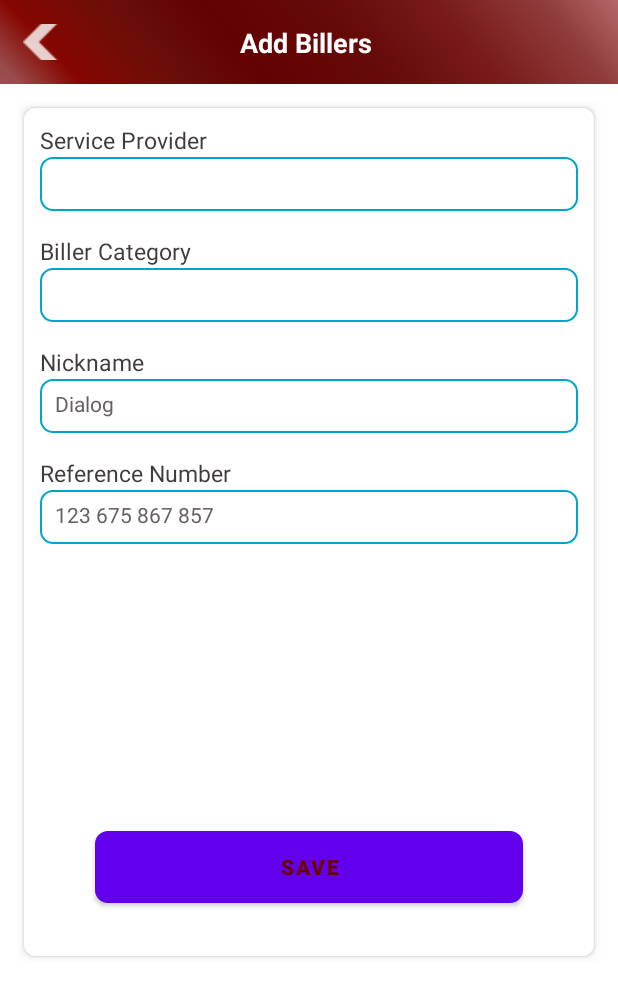
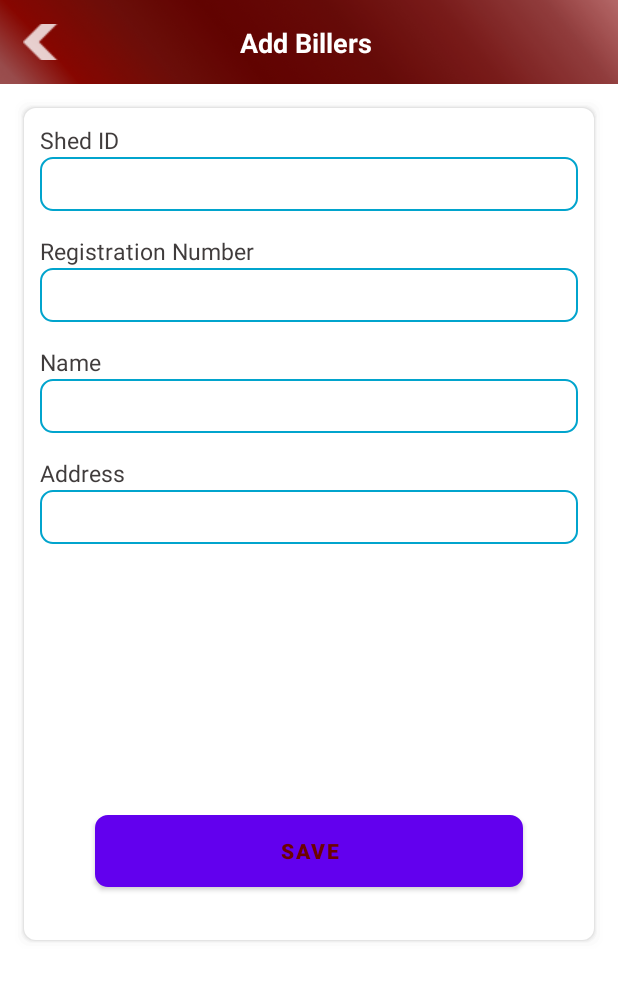
Before and after one commit to NavodyaPasqual/ead_frontend, an Android app: the layout add_station.xml on its own in the app's theme, with its tools: preview values and no code run, on a phone screen of 412 x 824 dp. Shown: the top 997 px of the screen. Run offline under Robolectric (Android 15) with nearby library versions, the phone set to English and light mode, and no system bars.

Commit message:
parts updated

```diff
--- a/app/src/main/res/layout/add_station.xml
+++ b/app/src/main/res/layout/add_station.xml
@@ -63,7 +63,7 @@ android:layout_height="match_parent">
                     android:layout_marginTop="5dp"
                     android:layout_marginRight="5dp"
                     android:layout_marginBottom="5dp"
-                    android:hint="Service Provider"
+                    android:hint="Shed ID"
                     android:textColorHint="#403C3C"
                     android:textSize="15sp" />
 
@@ -93,7 +93,7 @@ android:layout_height="match_parent">
                     android:layout_marginTop="5dp"
                     android:layout_marginRight="5dp"
                     android:layout_marginBottom="5dp"
-                    android:hint="Biller Category"
+                    android:hint="Registration Number"
                     android:textColorHint="#403C3C"
                     android:textSize="15sp" />
 
@@ -122,7 +122,7 @@ android:layout_height="match_parent">
                     android:layout_marginTop="5dp"
                     android:layout_marginRight="5dp"
                     android:layout_marginBottom="5dp"
-                    android:hint="Nickname"
+                    android:hint="Name"
                     android:textColorHint="#403C3C"
                     android:textSize="15sp" />
 
@@ -134,7 +134,6 @@ android:layout_height="match_parent">
                     android:layout_marginTop="27dp"
                     android:layout_marginRight="5dp"
                     android:background="@drawable/fund_border_blue"
-                    android:hint="Dialog"
                     android:inputType="text"
                     android:padding="10dp"
                     android:textColor="#686161"
@@ -154,7 +153,7 @@ android:layout_height="match_parent">
                     android:layout_marginTop="5dp"
                     android:layout_marginRight="5dp"
                     android:layout_marginBottom="5dp"
-                    android:hint="Reference Number"
+                    android:hint="Address"
                     android:textColorHint="#403C3C"
                     android:textSize="15sp" />
 
@@ -166,18 +165,12 @@ android:layout_height="match_parent">
                     android:layout_marginTop="27dp"
                     android:layout_marginRight="5dp"
                     android:background="@drawable/fund_border_blue"
-                    android:hint="123 675 867 857"
                     android:inputType="text"
                     android:padding="10dp"
                     android:textColor="#686161"
                     android:textColorHint="#686161"
                     android:textSize="14sp" />
             </RelativeLayout>
-
-            <RelativeLayout
-                android:layout_width="match_parent"
-                android:layout_height="match_parent"
-                android:layout_margin="5dp"/>
 
             <RelativeLayout
                 android:layout_width="match_parent"
@@ -198,6 +191,10 @@ android:layout_height="match_parent">
                     android:textColor="@color/red"
                     android:textSize="14sp"
                     android:textStyle="bold" />
+
+                <RelativeLayout
+                    android:layout_width="match_parent"
+                    android:layout_height="match_parent" />
             </RelativeLayout>
         </LinearLayout>
     </RelativeLayout>
```
